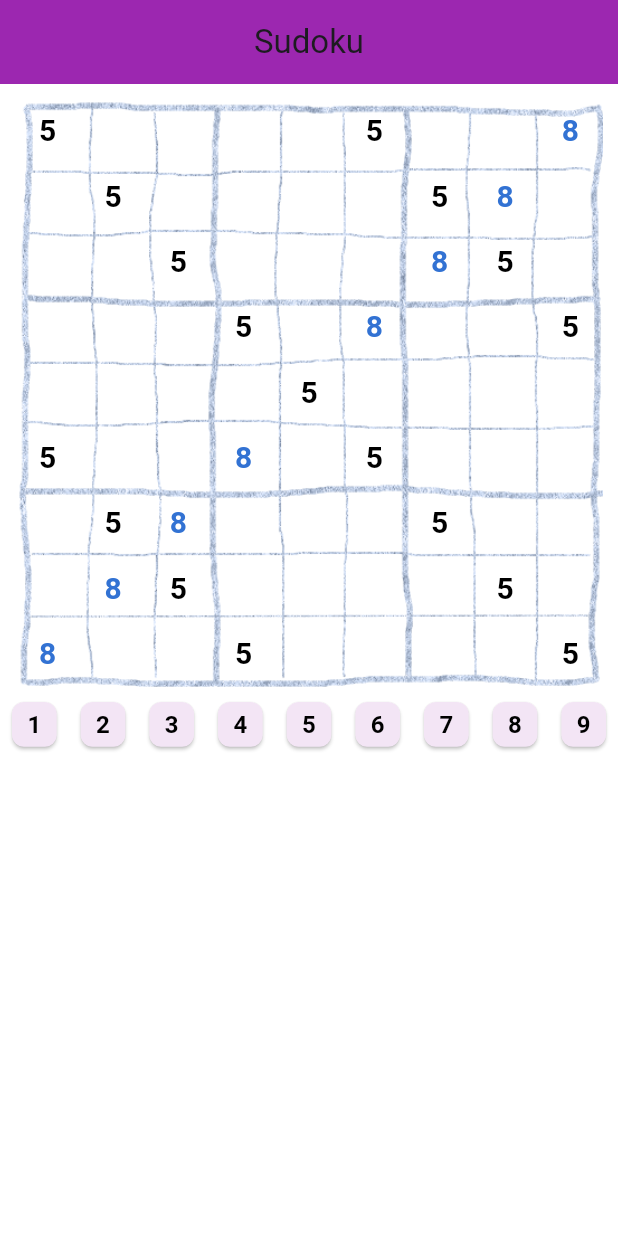
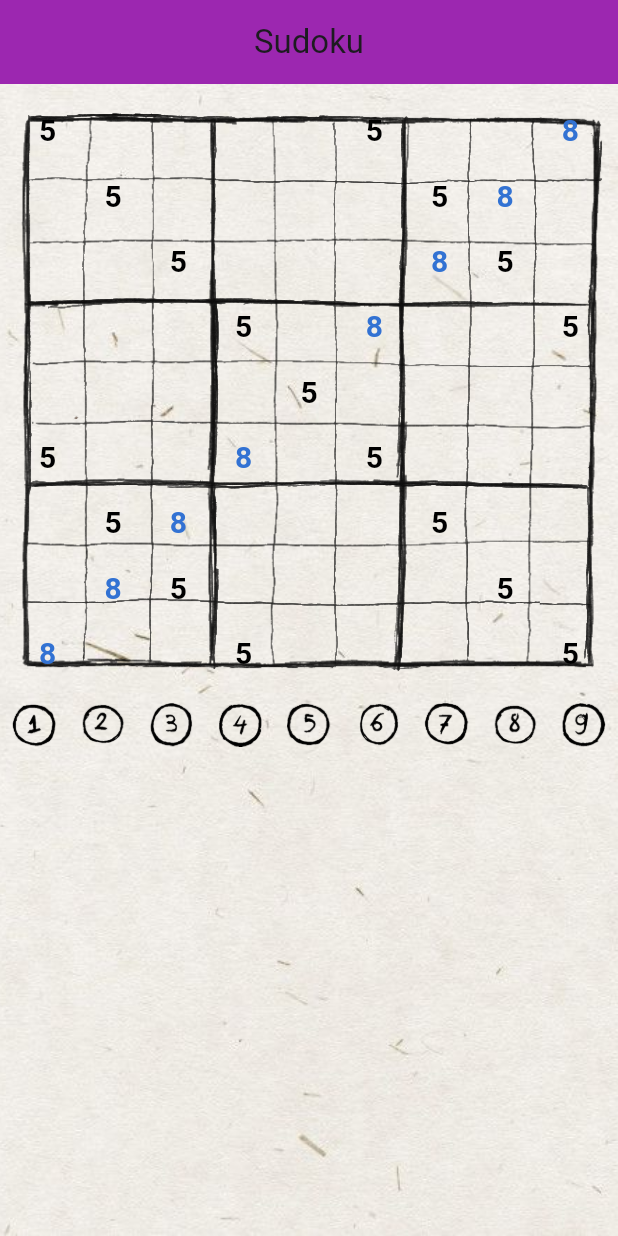
Before and after one commit to reily-cleiane/sudoku, a Flutter app: the Jogo screen opened directly, on a phone screen of 412 x 824 dp. Run offline on Flutter 3.47's test engine with Material 3 defaults, Android fonts, the phone set to English and light mode, and no system bars.

Commit message:
Adiciona teclado com imagens

```diff
--- a/lib/componentes/grid.dart
+++ b/lib/componentes/grid.dart
@@ -72,7 +72,7 @@ class Grid extends StatelessWidget{
           decoration: BoxDecoration(
             //border: Border.all(width: 2),
             image: DecorationImage(
-            image: AssetImage("imagens/imagemgrid.png"),
+            image: AssetImage("imagens/grid.png"),
             fit: BoxFit.cover,
             ),),
           child: GridView.count(
--- /dev/null
+++ b/lib/componentes/teclado.dart
@@ -0,0 +1,39 @@
+import 'package:flutter/material.dart';
+
+class Teclado extends StatelessWidget{
+  const Teclado({super.key, required this.valoresDisponiveis, required this.botaoClicado});
+  final List<int> valoresDisponiveis;
+  final Function(int index) botaoClicado;
+
+  void clique(int i){
+    botaoClicado(i);
+  }
+
+  @override
+  Widget build(BuildContext context) {
+  return
+    Row(
+      mainAxisAlignment: MainAxisAlignment.spaceBetween,
+      children: List.generate(9, (index) {
+      return
+      Expanded(
+        child: GestureDetector(
+        onTap: () => clique(index+1),
+        child:
+          Padding(
+            padding: const EdgeInsets.symmetric(horizontal: 8.0), // Espaçamento entre botões
+            child: AspectRatio(
+              aspectRatio: 1, // Mantém o botão quadrado
+              child: Container(
+                decoration: BoxDecoration(
+                image: DecorationImage(
+                image: AssetImage("imagens/teclado/btn${index+1}.png"),
+                fit: BoxFit.cover,
+                ),),
+              ))
+            )));
+
+      })
+    );
+  }
+}
--- a/lib/telas/jogo.dart
+++ b/lib/telas/jogo.dart
@@ -1,6 +1,7 @@
 import 'package:flutter/material.dart';
 import 'dart:developer';
 import 'package:sudoku_app/componentes/grid.dart';
+import 'package:sudoku_app/componentes/teclado.dart';
 import 'package:sudoku_app/modelos/celula.model.dart';
 
 class Jogo extends StatefulWidget{
@@ -37,56 +38,48 @@ class _JogoState extends State<Jogo> {
 
   @override
   Widget build(BuildContext context) {
-    return Scaffold(
+    return Stack(
+      children: [
+
+        Positioned.fill(
+          child: Image.asset(
+            "imagens/bg.jpg",
+            fit: BoxFit.cover,
+          ),
+        ),
+        Scaffold(
+          backgroundColor: Colors.transparent,
           appBar: AppBar(
-        title: Text("Sudoku"),
+            title: const Text("Sudoku"),
             centerTitle: true,
             backgroundColor: Colors.purple,
           ),
-      backgroundColor: Colors.white,
           body: SingleChildScrollView(
             child: Column(
               children: [
                 SizedBox(
                   width: double.infinity,
-              child:  Padding(padding: const EdgeInsets.fromLTRB(10, 10, 10, 10),
-              child: AspectRatio(aspectRatio: 1.0,
-              child: Grid(valores:_gerarGridMockado(), celulaClicada: (valor) => _celulaClicada(valor)),
-              ) ),
-            ),
-
-          Row(
-            mainAxisAlignment: MainAxisAlignment.spaceBetween,
-            children: List.generate(9, (index) {
-            return Expanded(
                   child: Padding(
-                padding: const EdgeInsets.symmetric(horizontal: 8.0), // Espaçamento entre botões
+                    padding: const EdgeInsets.all(10),
                     child: AspectRatio(
-                  aspectRatio: 1, // Mantém o botão quadrado
-                  child: ElevatedButton(
-                    style: ElevatedButton.styleFrom(
-                      padding: EdgeInsets.zero,
-                      backgroundColor: Colors.purple.shade50,
-                      shape: RoundedRectangleBorder(
-                        borderRadius: BorderRadius.circular(8),
-                      ),
-                    ),
-                    onPressed: () => log("Número selecionado: ${index + 1}"),
-                    child: Text(
-                      '${index + 1}',
-                      style: const TextStyle(
-                        color: Colors.black,
-                        fontSize: 16,
-                        fontWeight: FontWeight.bold,
+                      aspectRatio: 1.0,
+                      child: Grid(
+                        valores: _gerarGridMockado(),
+                        celulaClicada: (valor) => _celulaClicada(valor),
                       ),
                     ),
                   ),
-                )));
-
-          }))]))
-
+                ),
+                Teclado(
+                  valoresDisponiveis: const [1, 2, 3, 4, 5, 6, 7, 8, 9],
+                  botaoClicado: (valor) => _celulaClicada(valor),
+                ),
+              ],
+            ),
+          ),
+        ),
+      ],
     );
-
   }
 
 }
```
Also changed, not shown: pubspec.yaml (+12 -0 lines), imagens/bg.jpg (added), imagens/grid.png (added), imagens/teclado/btn1.png (added), imagens/teclado/btn2.png (added), imagens/teclado/btn3.png (added), imagens/teclado/btn4.png (added), imagens/teclado/btn5.png (added), imagens/teclado/btn6.png (added), imagens/teclado/btn7.png (added), imagens/teclado/btn8.png (added), imagens/teclado/btn9.png (added). Lines whose indentation alone changed are shown as unchanged.
